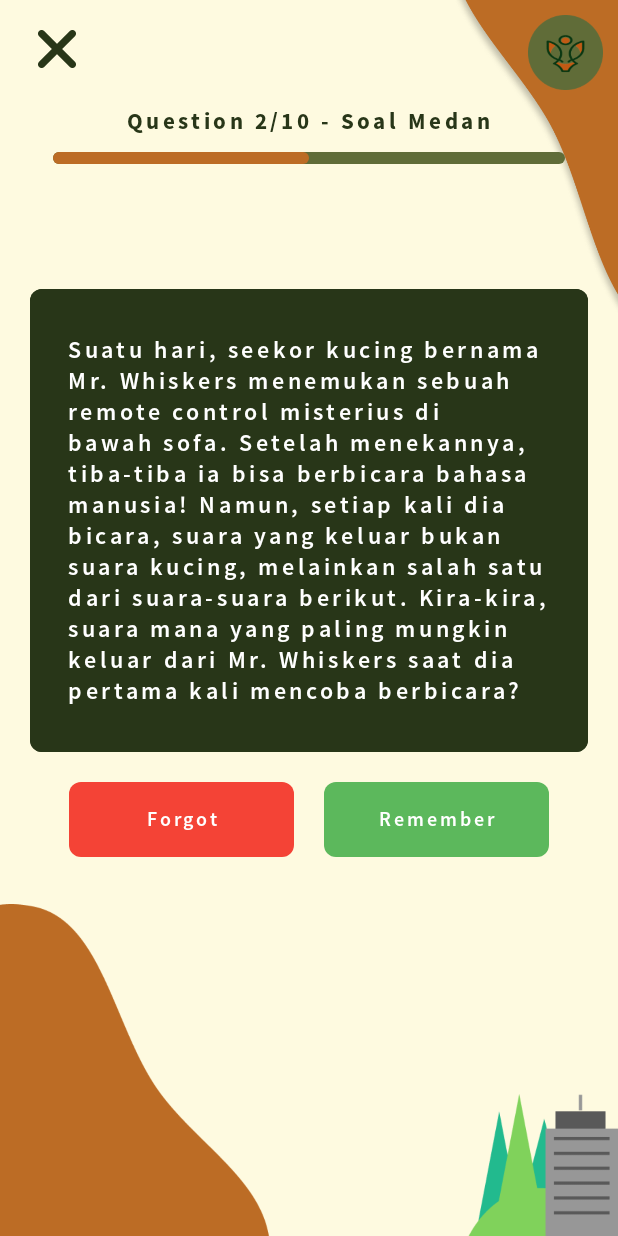
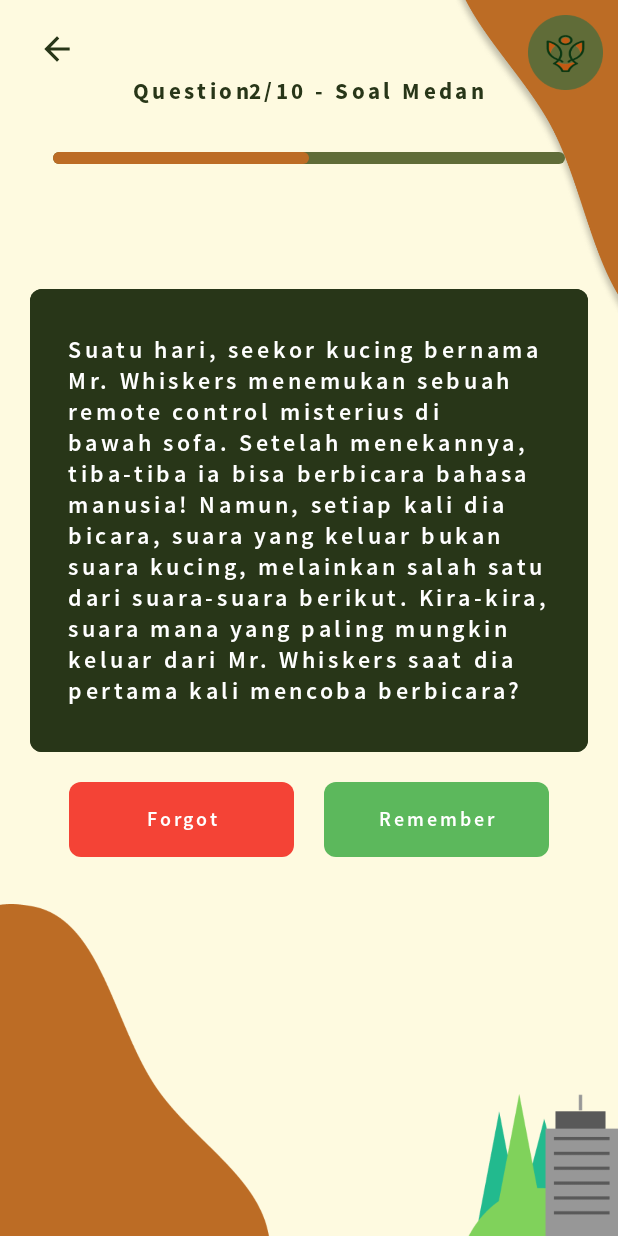
Before and after one commit to StevenLie14/MysticVine, an Android app: the layout activity_flash_card.xml on its own in the app's theme, with its tools: preview values and no code run, on a phone screen of 412 x 824 dp. Run offline under Robolectric (Android 15) with nearby library versions, the phone set to English and light mode, and no system bars.

Commit message:
fix : fix FlashCard Missing

```diff
--- a/app/src/main/java/edu/bluejack24_1/mysticvine/model/FlashCard.kt
+++ b/app/src/main/java/edu/bluejack24_1/mysticvine/model/FlashCard.kt
@@ -2,11 +2,13 @@ package edu.bluejack24_1.mysticvine.model
 
 import com.google.firebase.database.ServerValue
 import java.sql.Time
+import java.time.LocalDate
 
 data class FlashCard(
     val id: String = "",
     val question: String = "",
     val answer: String = "",
-    val appearsTime: Long = System.currentTimeMillis(),
+    var appearsDate: String = LocalDate.now().toString(),
     val userId: String = "",
+    var status: String = "Incomplete"
 )
--- a/app/src/main/java/edu/bluejack24_1/mysticvine/viewmodel/UserViewModel.kt
+++ b/app/src/main/java/edu/bluejack24_1/mysticvine/viewmodel/UserViewModel.kt
@@ -79,6 +79,12 @@ class UserViewModel(application: Application) : AndroidViewModel(application) {
         }
     }
 
+    fun getUserById(userId: String) : LiveData<Users> {
+        return userRepository.getUserById(userId)
+    }
+
+
+
     private val _leaderboard = MutableLiveData<List<Users>>()
     val leaderboard: LiveData<List<Users>> = _leaderboard
 
--- /dev/null
+++ b/app/src/main/res/drawable/close_button.xml
@@ -0,0 +1,5 @@
+<vector xmlns:android="http://schemas.android.com/apk/res/android" android:autoMirrored="true" android:height="24dp" android:tint="#283618" android:viewportHeight="24" android:viewportWidth="24" android:width="24dp">
+
+    <path android:fillColor="@android:color/white" android:pathData="M20,11H7.83l5.59,-5.59L12,4l-8,8 8,8 1.41,-1.41L7.83,13H20v-2z"/>
+
+</vector>
--- a/app/src/main/res/layout/activity_flash_card.xml
+++ b/app/src/main/res/layout/activity_flash_card.xml
@@ -21,16 +21,18 @@
         android:src="@drawable/bottom_left_decoration" />
 
     <ImageView
+        android:id="@+id/close_button"
         android:layout_width="25dp"
         android:layout_height="25dp"
         android:layout_gravity="top|start"
-        android:layout_marginLeft="25dp"
+        android:layout_marginStart="25dp"
         android:layout_marginTop="20dp"
         android:background="@drawable/rounded_image"
         android:scaleType="centerCrop"
-        android:src="@drawable/close_icon" />
+        android:src="@drawable/close_button" />
 
     <ImageView
+        android:id="@+id/iv_avatar"
         android:layout_width="50dp"
         android:layout_height="50dp"
         android:layout_gravity="top|end"
@@ -54,17 +56,36 @@
         android:orientation="vertical"
         android:paddingBottom="70dp">
 
-        <TextView
+        <LinearLayout
             android:layout_width="wrap_content"
             android:layout_height="wrap_content"
-            android:layout_gravity="center_horizontal"
-            android:layout_marginTop="20dp"
-            android:fontFamily="@font/source_sans_pro_bold"
-            android:text="Question 2/10 - Soal Medan"
-            android:textColor="@color/dark_green"
-            android:textSize="15dp" />
+            android:layout_gravity="center"
+            android:orientation="horizontal">
+            <TextView
+                android:layout_width="wrap_content"
+                android:layout_height="wrap_content"
+                android:layout_gravity="center_horizontal"
+                android:layout_marginTop="20dp"
+                android:fontFamily="@font/source_sans_pro_bold"
+                android:text="@string/question"
+                android:textColor="@color/dark_green"
+                android:textSize="15sp" />
+
+            <TextView
+                android:id="@+id/tv_question_number"
+                android:layout_width="wrap_content"
+                android:layout_height="wrap_content"
+                android:layout_gravity="center_horizontal"
+                android:layout_marginTop="20dp"
+                android:fontFamily="@font/source_sans_pro_bold"
+                android:text="2/10 - Soal Medan"
+                android:textColor="@color/dark_green"
+                android:textSize="15sp" />
+
+        </LinearLayout>
 
         <com.google.android.material.progressindicator.LinearProgressIndicator
+            android:id="@+id/question_progress"
             android:layout_width="match_parent"
             android:layout_height="18dp"
             android:layout_gravity="bottom"
@@ -125,11 +146,12 @@
             android:gravity="center"
             android:orientation="horizontal">
             <LinearLayout
+                android:id="@+id/forgot_button"
                 android:layout_width="150dp"
                 android:layout_height="50dp"
-                android:layout_gravity="right"
+                android:layout_gravity="end"
                 android:layout_marginTop="20dp"
-                android:layout_marginRight="20dp"
+                android:layout_marginEnd="20dp"
                 android:background="@drawable/light_red_rounded"
                 android:gravity="center_vertical"
                 android:orientation="horizontal">
@@ -137,11 +159,12 @@
                     android:layout_width="match_parent"
                     android:layout_height="match_parent"
                     android:gravity="center"
-                    android:text="Forgot"
-                    android:textSize="13dp" />
+                    android:text="@string/forgot"
+                    android:textSize="13sp" />
             </LinearLayout>
 
             <LinearLayout
+                android:id="@+id/remember_button"
                 android:layout_width="150dp"
                 android:layout_height="50dp"
                 android:layout_gravity="start"
@@ -154,10 +177,24 @@
                     android:layout_width="match_parent"
                     android:layout_height="match_parent"
                     android:gravity="center"
-                    android:text="Remember"
-                    android:textSize="13dp" />
+                    android:text="@string/remember"
+                    android:textSize="13sp" />
             </LinearLayout>
+        </LinearLayout>
+        <LinearLayout
+            android:layout_width="250dp"
+            android:layout_height="50dp"
+            android:background="@drawable/light_orange_rounded"
+            android:visibility="gone"
+            android:id="@+id/back_to_home"
+            android:orientation="horizontal">
 
+            <TextView
+                android:layout_width="match_parent"
+                android:layout_height="match_parent"
+                android:gravity="center"
+                android:text="@string/back_to_home"
+                android:textSize="13sp" />
 
         </LinearLayout>
     </LinearLayout>
--- a/app/src/main/res/layout/landing_leaderboard_card.xml
+++ b/app/src/main/res/layout/landing_leaderboard_card.xml
@@ -24,7 +24,7 @@
                 android:layout_width="wrap_content"
                 android:layout_height="wrap_content"
                 android:layout_gravity="start|top"
-                android:layout_marginRight="32dp"
+                android:layout_marginEnd="32dp"
                 android:layout_marginBottom="28dp"
                 android:background="@drawable/light_orange_circle"
                 android:gravity="center"
@@ -37,7 +37,7 @@
                 android:layout_width="match_parent"
                 android:layout_height="32dp"
                 android:layout_marginTop="12dp"
-                android:layout_marginLeft="12dp"
+                android:layout_marginStart="12dp"
                 android:gravity="center|start"
                 android:background="@drawable/peach_rounded"
                 android:orientation="horizontal">
```
Also changed, not shown: app/src/main/AndroidManifest.xml (+13 -5 lines), app/src/main/java/edu/bluejack24_1/mysticvine/activities/FlashCardActivity.kt (+61 -0 lines), app/src/main/java/edu/bluejack24_1/mysticvine/activities/LoginActivity.kt (+6 -5 lines), app/src/main/java/edu/bluejack24_1/mysticvine/activities/ProfileActivity.kt (+13 -0 lines), app/src/main/java/edu/bluejack24_1/mysticvine/repositories/FlashCardRepository.kt (+53 -0 lines), app/src/main/java/edu/bluejack24_1/mysticvine/repositories/UserRepository.kt (+22 -0 lines), app/src/main/java/edu/bluejack24_1/mysticvine/utils/Utils.kt (+6 -3 lines), app/src/main/java/edu/bluejack24_1/mysticvine/viewmodel/FlashCardViewModel.kt (+17 -1 lines), app/src/main/res/layout/activity_create_flash_card.xml (+8 -0 lines), app/src/main/res/layout/activity_profile_page.xml (+6 -1 lines).
